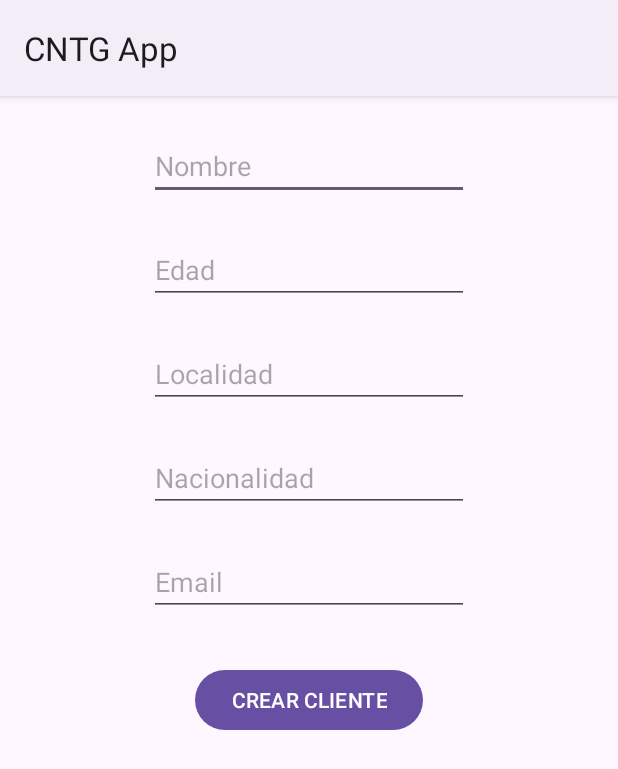
After one commit to Valexx55/CNTGAndroid, an Android app: the InsertarClientesActivity screen opened directly, with no data from a screen before it, on a phone screen of 412 x 824 dp. The commit adds this screen. Shown: the top 769 px of the screen. Run offline under Robolectric (Android 15) with nearby library versions, the phone set to English and light mode, and no system bars; our stand-ins replace Firebase (no records; nobody signed in at launch, a user with empty details on screens opened directly).

Commit message:
real time data base insert

```diff
--- a/app/src/main/AndroidManifest.xml
+++ b/app/src/main/AndroidManifest.xml
@@ -26,13 +26,18 @@
         android:theme="@style/Theme.CNTGApp"
         tools:targetApi="31">
         <activity
+            android:name=".realtimedatabase.InsertarClientesActivity"
+            android:exported="false" />
+        <activity
             android:name=".login.AutenticacionActivity"
             android:exported="true">
-<!--            <intent-filter>-->
-<!--                <action android:name="android.intent.action.MAIN" />-->
 
-<!--                <category android:name="android.intent.category.LAUNCHER" />-->
-<!--            </intent-filter>-->
+            <!-- <intent-filter> -->
+            <!-- <action android:name="android.intent.action.MAIN" /> -->
+
+
+            <!-- <category android:name="android.intent.category.LAUNCHER" /> -->
+            <!-- </intent-filter> -->
         </activity>
         <activity
             android:name=".login.RegistroNuevoUsuarioActivity"
@@ -40,11 +45,11 @@
         <activity
             android:name=".login.MenuLoginActivity"
             android:exported="true">
-        <intent-filter>
-            <action android:name="android.intent.action.MAIN" />
+            <intent-filter>
+                <action android:name="android.intent.action.MAIN" />
 
-            <category android:name="android.intent.category.LAUNCHER" />
-        </intent-filter>
+                <category android:name="android.intent.category.LAUNCHER" />
+            </intent-filter>
         </activity>
         <!--
              TODO: Before you run your application, you need a Google Maps API key.
@@ -71,11 +76,13 @@
         <activity
             android:name=".MenuPrincipalActivity"
             android:exported="true">
-            <!--            <intent-filter>-->
-            <!--                <action android:name="android.intent.action.MAIN" />-->
 
-            <!--                <category android:name="android.intent.category.LAUNCHER" />-->
-            <!--            </intent-filter>-->
+            <!-- <intent-filter> -->
+            <!-- <action android:name="android.intent.action.MAIN" /> -->
+
+
+            <!-- <category android:name="android.intent.category.LAUNCHER" /> -->
+            <!-- </intent-filter> -->
         </activity>
         <activity
             android:name=".webview.WebActivity"
--- a/app/src/main/java/edu/val/cntgapp/MenuPrincipalActivity.kt
+++ b/app/src/main/java/edu/val/cntgapp/MenuPrincipalActivity.kt
@@ -17,6 +17,7 @@ import edu.`val`.cntgapp.intents.BusquedaActivity
 import edu.`val`.cntgapp.mapa.MapsActivity
 import edu.`val`.cntgapp.perros.PerrosActivity
 import edu.`val`.cntgapp.productos.ProductosActivity
+import edu.`val`.cntgapp.realtimedatabase.InsertarClientesActivity
 import edu.`val`.cntgapp.tabs.TabsActivity
 import edu.`val`.cntgapp.util.Constantes
 import edu.`val`.cntgapp.versiones.VersionesActivity
@@ -89,6 +90,7 @@ class MenuPrincipalActivity : AppCompatActivity(), NavigationView.OnNavigationIt
                 Notificaciones.lanzarNotificacion(this)
             }
             11 -> {objetoClass = MapsActivity::class.java}
+            12 -> {objetoClass = InsertarClientesActivity::class.java}
 
         }
         if (!esNoti)
--- a/app/src/main/java/edu/val/cntgapp/login/AutenticacionActivity.kt
+++ b/app/src/main/java/edu/val/cntgapp/login/AutenticacionActivity.kt
@@ -1,5 +1,6 @@
 package edu.`val`.cntgapp.login
 
+import android.content.Intent
 import android.os.Bundle
 import android.view.View
 import android.widget.EditText
@@ -9,6 +10,7 @@ import androidx.appcompat.app.AppCompatActivity
 import androidx.core.view.ViewCompat
 import androidx.core.view.WindowInsetsCompat
 import com.google.firebase.auth.FirebaseAuth
+import edu.`val`.cntgapp.MenuPrincipalActivity
 import edu.`val`.cntgapp.R
 
 class AutenticacionActivity : AppCompatActivity() {
@@ -37,6 +39,8 @@ class AutenticacionActivity : AppCompatActivity() {
                     resultado ->
                 if (resultado.isSuccessful) {
                     Toast.makeText(this, "USUARIO AUTENTICADO OK", Toast.LENGTH_LONG).show()
+                    finish()
+                    startActivity(Intent(this, MenuPrincipalActivity::class.java))
                 } else {
                     Toast.makeText(this, "ERROR AL AUTENTICAR AL USUARIO", Toast.LENGTH_LONG)
                         .show()
--- a/app/src/main/java/edu/val/cntgapp/login/MenuLoginActivity.kt
+++ b/app/src/main/java/edu/val/cntgapp/login/MenuLoginActivity.kt
@@ -31,10 +31,12 @@ class MenuLoginActivity : AppCompatActivity() {
     fun aNuevaCuenta(view: View) {
         val intentNueva = Intent(this, RegistroNuevoUsuarioActivity::class.java)
         startActivity(intentNueva)
+        finish()
     }
     fun acceder(view: View) {
         val intentLogin = Intent(this, AutenticacionActivity::class.java)
         startActivity(intentLogin)
+        finish()
 
     }
 }
--- a/app/src/main/java/edu/val/cntgapp/login/RegistroNuevoUsuarioActivity.kt
+++ b/app/src/main/java/edu/val/cntgapp/login/RegistroNuevoUsuarioActivity.kt
@@ -1,5 +1,6 @@
 package edu.`val`.cntgapp.login
 
+import android.content.Intent
 import android.os.Bundle
 import android.view.View
 import android.widget.EditText
@@ -10,6 +11,7 @@ import androidx.core.view.ViewCompat
 import androidx.core.view.WindowInsetsCompat
 import com.google.android.gms.tasks.Task
 import com.google.firebase.auth.FirebaseAuth
+import edu.`val`.cntgapp.MenuPrincipalActivity
 import edu.`val`.cntgapp.R
 
 class RegistroNuevoUsuarioActivity : AppCompatActivity() {
@@ -38,6 +40,8 @@ class RegistroNuevoUsuarioActivity : AppCompatActivity() {
             { tarea ->
                 if (tarea.isSuccessful) {
                     Toast.makeText(this, "NUEVO USUARIO REGISTRADO", Toast.LENGTH_LONG).show()
+                    finish()
+                    startActivity(Intent(this, AutenticacionActivity::class.java))
                 } else {
                     Toast.makeText(this, "ERROR AL REGISTRAR NUEVO USUARIO", Toast.LENGTH_LONG)
                         .show()
--- /dev/null
+++ b/app/src/main/java/edu/val/cntgapp/realtimedatabase/Cliente.kt
@@ -0,0 +1,3 @@
+package edu.`val`.cntgapp.realtimedatabase
+
+data class Cliente(val edad:Long, val localidad:String, val nombre:String, val email:String, val nacionalidad:String, var clave:String="")
--- /dev/null
+++ b/app/src/main/java/edu/val/cntgapp/realtimedatabase/InsertarClientesActivity.kt
@@ -0,0 +1,50 @@
+package edu.`val`.cntgapp.realtimedatabase
+
+import android.os.Bundle
+import android.util.Log
+import android.view.View
+import android.widget.Toast
+import androidx.activity.enableEdgeToEdge
+import androidx.appcompat.app.AppCompatActivity
+import androidx.core.view.ViewCompat
+import androidx.core.view.WindowInsetsCompat
+import com.google.firebase.database.DatabaseReference
+import com.google.firebase.database.FirebaseDatabase
+import edu.`val`.cntgapp.R
+import edu.`val`.cntgapp.databinding.ActivityInsertarClientesBinding
+import edu.`val`.cntgapp.util.Constantes
+
+const val URL_REAL_TIME_DATABASE_CLIENTES_FIREBASE = "https://cntg-38fd6-default-rtdb.europe-west1.firebasedatabase.app/"
+class InsertarClientesActivity : AppCompatActivity() {
+
+    lateinit var databaseReference: DatabaseReference //es la conexión a la BD
+    lateinit var binding: ActivityInsertarClientesBinding
+    override fun onCreate(savedInstanceState: Bundle?) {
+        super.onCreate(savedInstanceState)
+        //enableEdgeToEdge()
+        binding = ActivityInsertarClientesBinding.inflate(layoutInflater)
+        setContentView(binding.mainic)
+
+        this.databaseReference = FirebaseDatabase.getInstance(URL_REAL_TIME_DATABASE_CLIENTES_FIREBASE).reference
+    }
+
+    fun crearCliente(view: View) {
+        //creamos el objeto Cliente
+        //suponemos validez del formulario
+        //Cliente(val edad:Long, val localidad:String, val nombre:String, val email:String, val nacionalidad:String, val clave:String="")
+        val cliente = Cliente(binding.editTextEdadCliente.text.toString().toLong(), binding.editTextLocalidad.text.toString(),
+            binding.editTextNombreCliente.text.toString(), binding.editTextEmail.text.toString(),
+            binding.editTextNacionalidad.text.toString())
+
+        val idClaveCliente = this.databaseReference.push().key //generamos un id
+        cliente.clave = idClaveCliente!!
+        //así se insertar en la bd
+        this.databaseReference.child("clientes").child(idClaveCliente).setValue(cliente).addOnCompleteListener {
+            tarea -> Toast.makeText(this, "CLIENTE INSERTADO", Toast.LENGTH_LONG).show()
+        }.addOnFailureListener {
+            Toast.makeText(this, "ERROR INSERTANDO CLIENTE", Toast.LENGTH_LONG).show()
+            Log.e(Constantes.ETIQUETA_LOG, "ERROR INSERTANDO CLIENTE", it)
+        }
+
+    }
+}
--- /dev/null
+++ b/app/src/main/res/layout/activity_insertar_clientes.xml
@@ -0,0 +1,80 @@
+<?xml version="1.0" encoding="utf-8"?>
+<androidx.constraintlayout.widget.ConstraintLayout xmlns:android="http://schemas.android.com/apk/res/android"
+    xmlns:app="http://schemas.android.com/apk/res-auto"
+    xmlns:tools="http://schemas.android.com/tools"
+    android:id="@+id/mainic"
+    android:layout_width="match_parent"
+    android:layout_height="match_parent"
+    tools:context=".realtimedatabase.InsertarClientesActivity">
+
+    <EditText
+        android:id="@+id/editTextNombreCliente"
+        android:layout_width="wrap_content"
+        android:layout_height="wrap_content"
+        android:layout_marginTop="24dp"
+        android:ems="10"
+        android:hint="Nombre"
+        android:inputType="text"
+        app:layout_constraintEnd_toEndOf="parent"
+        app:layout_constraintStart_toStartOf="parent"
+        app:layout_constraintTop_toTopOf="parent" />
+
+    <EditText
+        android:id="@+id/editTextEdadCliente"
+        android:layout_width="wrap_content"
+        android:layout_height="wrap_content"
+        android:layout_marginTop="24dp"
+        android:ems="10"
+        android:hint="Edad"
+        android:inputType="number"
+        app:layout_constraintEnd_toEndOf="parent"
+        app:layout_constraintStart_toStartOf="parent"
+        app:layout_constraintTop_toBottomOf="@+id/editTextNombreCliente" />
+
+    <EditText
+        android:id="@+id/editTextLocalidad"
+        android:layout_width="wrap_content"
+        android:layout_height="wrap_content"
+        android:layout_marginTop="24dp"
+        android:ems="10"
+        android:hint="Localidad"
+        android:inputType="text"
+        app:layout_constraintEnd_toEndOf="parent"
+        app:layout_constraintStart_toStartOf="parent"
+        app:layout_constraintTop_toBottomOf="@+id/editTextEdadCliente" />
+
+    <EditText
+        android:id="@+id/editTextNacionalidad"
+        android:layout_width="wrap_content"
+        android:layout_height="wrap_content"
+        android:layout_marginTop="24dp"
+        android:ems="10"
+        android:hint="Nacionalidad"
+        android:inputType="text"
+        app:layout_constraintEnd_toEndOf="parent"
+        app:layout_constraintStart_toStartOf="parent"
+        app:layout_constraintTop_toBottomOf="@+id/editTextLocalidad" />
+
+    <EditText
+        android:id="@+id/editTextEmail"
+        android:layout_width="wrap_content"
+        android:layout_height="wrap_content"
+        android:layout_marginTop="24dp"
+        android:ems="10"
+        android:hint="Email"
+        android:inputType="text"
+        app:layout_constraintEnd_toEndOf="parent"
+        app:layout_constraintStart_toStartOf="parent"
+        app:layout_constraintTop_toBottomOf="@+id/editTextNacionalidad" />
+
+    <Button
+        android:id="@+id/button7"
+        android:layout_width="wrap_content"
+        android:layout_height="wrap_content"
+        android:layout_marginTop="32dp"
+        android:text="CREAR CLIENTE"
+        android:onClick="crearCliente"
+        app:layout_constraintEnd_toEndOf="parent"
+        app:layout_constraintStart_toStartOf="parent"
+        app:layout_constraintTop_toBottomOf="@+id/editTextEmail" />
+</androidx.constraintlayout.widget.ConstraintLayout>
--- a/app/src/main/res/menu/menu_lateral.xml
+++ b/app/src/main/res/menu/menu_lateral.xml
@@ -75,6 +75,12 @@
             android:icon="@drawable/baseline_double_arrow_24"
             android:orderInCategory="11"
             android:title="Mapas"/>
+
+        <item
+            app:showAsAction="always"
+            android:icon="@drawable/baseline_double_arrow_24"
+            android:orderInCategory="12"
+            android:title="Insertar Clientes FB"/>
     </menu>
 </item>
 </menu>
```
